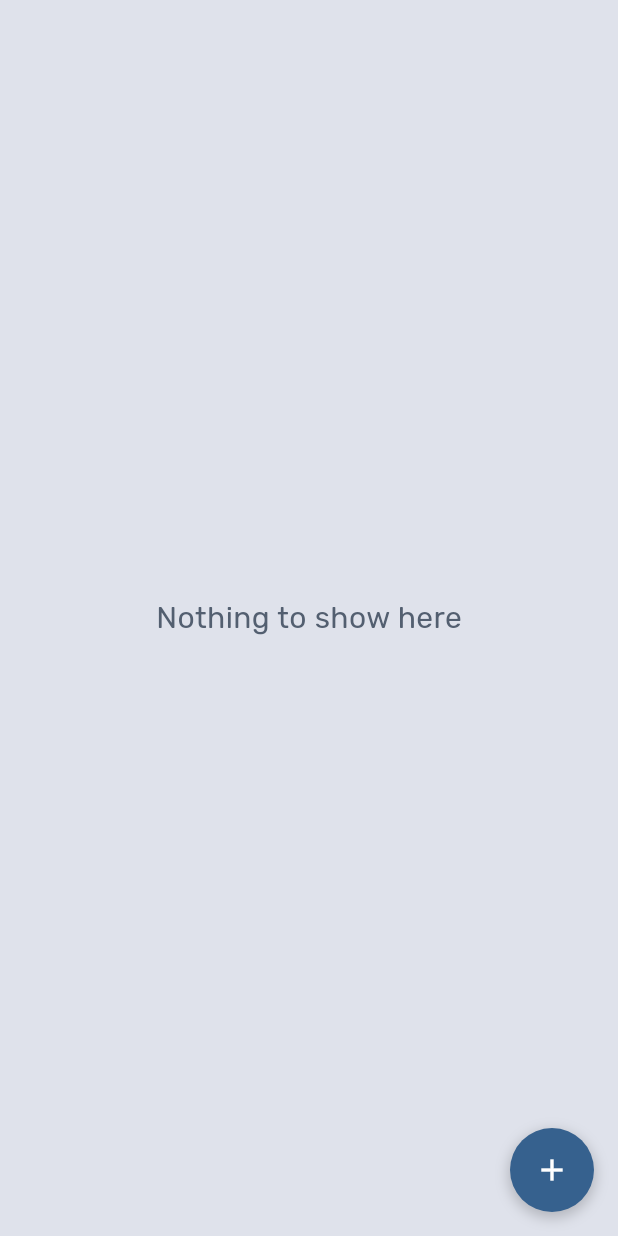
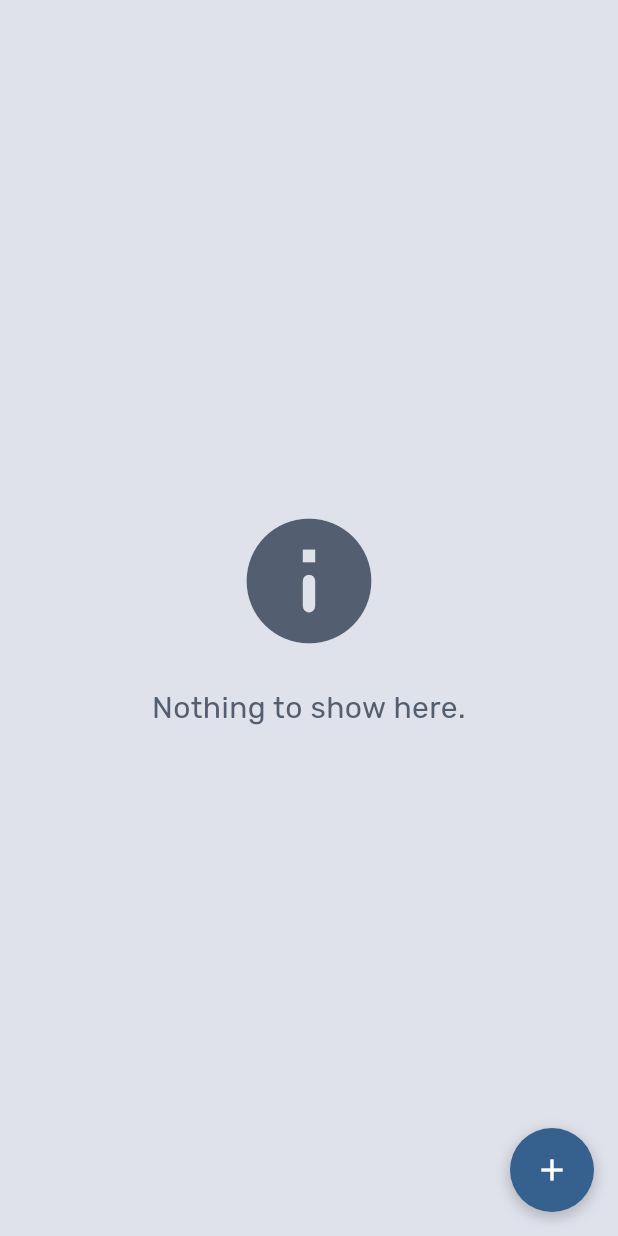
Before and after one commit to darrylad/LoFo, a Flutter app: the HomePage screen opened directly, on a phone screen of 412 x 824 dp. Run offline on Flutter 3.47's test engine with Material 3 defaults, Android fonts, the phone set to English and light mode, and no system bars; our stand-ins replace cloud_firestore, firebase_auth, firebase_core, firebase_storage, google_sign_in, image_picker and 3 more; accounts and stored records are empty; generated files the repository leaves out were written again.

Commit message:
added info icon to nothing to show here pages

```diff
--- a/lib/backend/CRUD/fetcher.dart
+++ b/lib/backend/CRUD/fetcher.dart
@@ -247,11 +247,23 @@ class _GetHomePostsState extends State<GetHomePosts> {
 
             if (docIDs.isEmpty) {
               return Center(
-                child: Text('Nothing to show here',
-                    style: TextStyle(
-                      color: themeData.colorScheme.secondary,
-                      fontSize: 20,
-                    )),
+                child: Column(
+                  mainAxisSize: MainAxisSize.min,
+                  children: [
+                    Icon(Icons.info_rounded,
+                        size: 100, color: themeData.colorScheme.secondary),
+                    const SizedBox(height: 20),
+                    Padding(
+                      padding: const EdgeInsets.symmetric(horizontal: 50.0),
+                      child: Text('Nothing to show here.',
+                          textAlign: TextAlign.center,
+                          style: TextStyle(
+                            color: themeData.colorScheme.secondary,
+                            fontSize: 20,
+                          )),
+                    ),
+                  ],
+                ),
               );
             } else {
               return ListView.builder(
```
Also changed, not shown: lib/security_layouts/security_backend/security_CRUD/security_fetcher.dart (+11 -2 lines).
